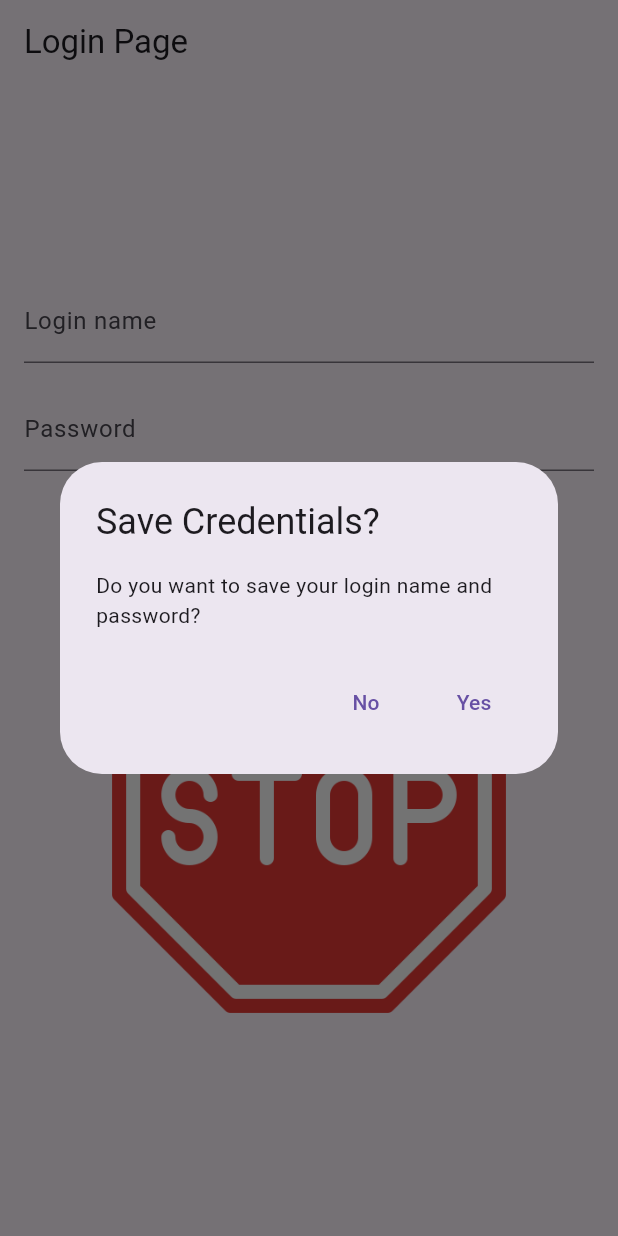
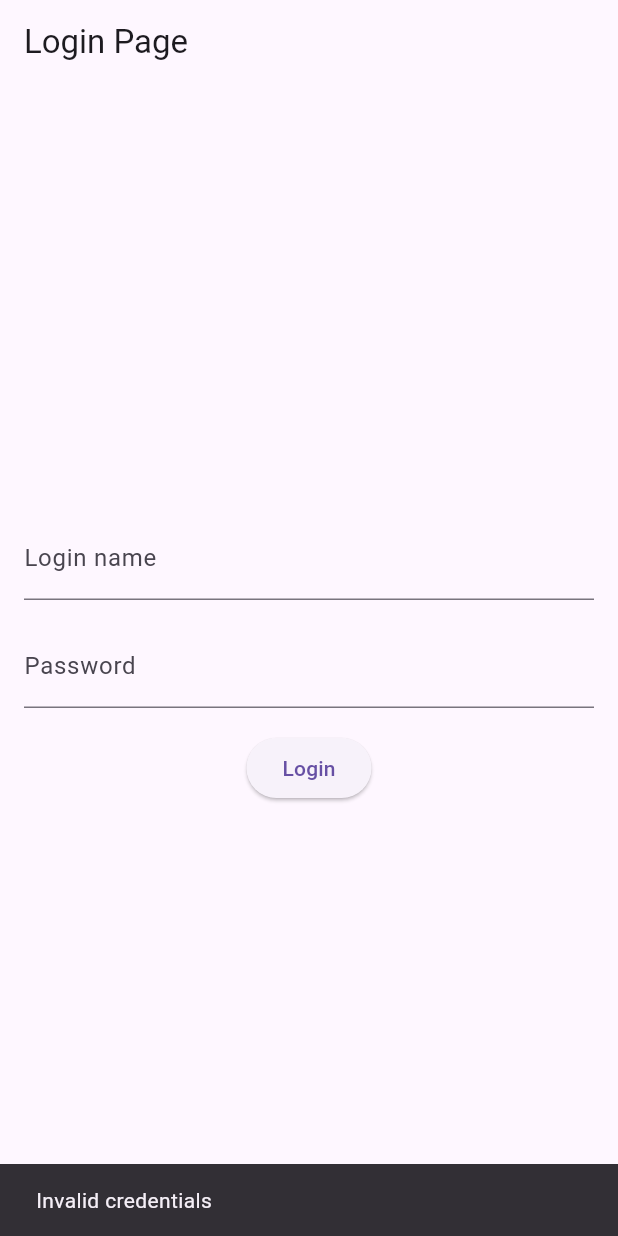
Before and after one commit to tetherstether/CST2335_classWork, a Flutter app: the screen it shows after launch, after a tap on "Login", on a phone screen of 412 x 824 dp. Run offline on Flutter 3.47's test engine with Material 3 defaults, Android fonts, the phone set to English and light mode, and no system bars; missing offline and left inert: encrypted_shared_preferences.

Commit message:
finished week5 Lab - Moving between pages

```diff
--- a/lib/main.dart
+++ b/lib/main.dart
@@ -1,10 +1,11 @@
 import 'package:flutter/material.dart';
 import 'package:encrypted_shared_preferences/encrypted_shared_preferences.dart';
+import 'package:url_launcher/url_launcher.dart';
 
 void main() async {
-  WidgetsFlutterBinding.ensureInitialized(); // Ensure Flutter is initialized
+  WidgetsFlutterBinding.ensureInitialized();
   final EncryptedSharedPreferences encryptedPrefs = EncryptedSharedPreferences();
-  runApp(MyApp(encryptedPrefs: encryptedPrefs)); // Pass EncryptedSharedPreferences to MyApp
+  runApp(MyApp(encryptedPrefs: encryptedPrefs));
 }
 
 class MyApp extends StatelessWidget {
@@ -14,11 +15,9 @@ class MyApp extends StatelessWidget {
   @override
   Widget build(BuildContext context) {
     return MaterialApp(
-      title: 'Lab 2 Flutter App',
-      home: LoginPage(encryptedPrefs: encryptedPrefs), // Pass EncryptedSharedPreferences to LoginPage
-      theme: ThemeData(
-        primarySwatch: Colors.blue,
-      ),
+      title: 'Lab 5 Flutter App',
+      home: LoginPage(encryptedPrefs: encryptedPrefs),
+      theme: ThemeData(primarySwatch: Colors.blue),
     );
   }
 }
@@ -32,12 +31,8 @@ class LoginPage extends StatefulWidget {
 }
 
 class LoginPageState extends State<LoginPage> {
-  // Controllers to handle text input
   final TextEditingController _loginController = TextEditingController();
   final TextEditingController _passwordController = TextEditingController();
-
-  // Variable to store the image path
-  String imageSource = "images/question-mark.png"; // Default image
 
   @override
   void initState() {
@@ -45,133 +40,129 @@ class LoginPageState extends State<LoginPage> {
     _loadSavedCredentials();
   }
 
-  // Function to load saved credentials
   void _loadSavedCredentials() async {
     final savedLogin = await widget.encryptedPrefs.getString('login');
     final savedPassword = await widget.encryptedPrefs.getString('password');
-
-    // Check if the saved values are not null
     if (savedLogin != null && savedPassword != null) {
       _loginController.text = savedLogin;
       _passwordController.text = savedPassword;
-
-      // Show SnackBar with Undo option only if credentials are loaded
-      if (mounted) {
-        ScaffoldMessenger.of(context).showSnackBar(
-          SnackBar(
-            content: Text('Previous login credentials loaded.'),
-            action: SnackBarAction(
-              label: 'Undo',
-              onPressed: () {
-                setState(() {
-                  _loginController.text = '';
-                  _passwordController.text = '';
-                });
-              },
-            ),
-          ),
-        );
-      }
     }
   }
 
-  // Function to handle login logic
   void _login() {
-    String password = _passwordController.text;
-
-    setState(() {
-      if (password == "QWERTY123") {
-        imageSource = "images/idea.png";
-      } else {
-        imageSource = "images/stop.png";
-      }
-    });
-
-    // Show AlertDialog to ask if the user wants to save credentials
-    showDialog(
-      context: context,
-      builder: (BuildContext context) {
-        return AlertDialog(
-          title: Text('Save Credentials?'),
-          content: Text('Do you want to save your login name and password?'),
-          actions: [
-            TextButton(
-              onPressed: () {
-                Navigator.of(context).pop();
-                _saveCredentials(false); // Do not save credentials
-              },
-              child: Text('No'),
-            ),
-            TextButton(
-              onPressed: () {
-                Navigator.of(context).pop();
-                _saveCredentials(true); // Save credentials
-              },
-              child: Text('Yes'),
-            ),
-          ],
-        );
-      },
-    );
-  }
-
-  void _saveCredentials(bool save) async {
-    if (save) {
-      await widget.encryptedPrefs.setString('login', _loginController.text);
-      await widget.encryptedPrefs.setString('password', _passwordController.text);
+    if (_passwordController.text == "QWERTY123") {
+      Navigator.push(
+        context,
+        MaterialPageRoute(
+          builder: (context) => ProfilePage(
+            loginName: _loginController.text,
+            encryptedPrefs: widget.encryptedPrefs,
+          ),
+        ),
+      );
     } else {
-      // Set the saved credentials to empty strings to clear them
-      await widget.encryptedPrefs.clear();
+      ScaffoldMessenger.of(context).showSnackBar(
+        SnackBar(content: Text("Invalid credentials")),
+      );
     }
   }
-
 
   @override
   Widget build(BuildContext context) {
     return Scaffold(
-      appBar: AppBar(
-        title: Text("Login Page"),
-      ),
+      appBar: AppBar(title: Text("Login Page")),
       body: Padding(
         padding: const EdgeInsets.all(16.0),
         child: Column(
           mainAxisAlignment: MainAxisAlignment.center,
           children: [
-            // Login name text field
-            TextField(
-              controller: _loginController,
-              decoration: InputDecoration(
-                labelText: "Login name",
-              ),
-            ),
+            TextField(controller: _loginController, decoration: InputDecoration(labelText: "Login name")),
             SizedBox(height: 16),
-
-            // Password text field with obscure text
-            TextField(
-              controller: _passwordController,
-              obscureText: true,
-              decoration: InputDecoration(
-                labelText: "Password",
-              ),
-            ),
+            TextField(controller: _passwordController, obscureText: true, decoration: InputDecoration(labelText: "Password")),
             SizedBox(height: 16),
-
-            // Elevated button to trigger login
-            ElevatedButton(
-              onPressed: _login,
-              child: Text("Login"),
-            ),
-            SizedBox(height: 16),
-
-            // Display the image based on password validity
-            Image.asset(
-              imageSource,
-              width: 300,
-              height: 300,
-            ),
+            ElevatedButton(onPressed: _login, child: Text("Login")),
           ],
         ),
       ),
     );
   }
 }
+
+class ProfilePage extends StatefulWidget {
+  final String loginName;
+  final EncryptedSharedPreferences encryptedPrefs;
+  const ProfilePage({super.key, required this.loginName, required this.encryptedPrefs});
+
+  @override
+  ProfilePageState createState() => ProfilePageState();
+}
+
+class ProfilePageState extends State<ProfilePage> {
+  final TextEditingController _firstNameController = TextEditingController();
+  final TextEditingController _lastNameController = TextEditingController();
+  final TextEditingController _phoneController = TextEditingController();
+  final TextEditingController _emailController = TextEditingController();
+
+  @override
+  void initState() {
+    super.initState();
+    _loadData();
+    WidgetsBinding.instance.addPostFrameCallback((_) {
+      ScaffoldMessenger.of(context).showSnackBar(
+        SnackBar(content: Text("Welcome Back, ${widget.loginName}")),
+      );
+    });
+  }
+
+  void _loadData() async {
+    _firstNameController.text = await widget.encryptedPrefs.getString('firstName') ?? '';
+    _lastNameController.text = await widget.encryptedPrefs.getString('lastName') ?? '';
+    _phoneController.text = await widget.encryptedPrefs.getString('phone') ?? '';
+    _emailController.text = await widget.encryptedPrefs.getString('email') ?? '';
+  }
+
+  void _saveData() async {
+    await widget.encryptedPrefs.setString('firstName', _firstNameController.text);
+    await widget.encryptedPrefs.setString('lastName', _lastNameController.text);
+    await widget.encryptedPrefs.setString('phone', _phoneController.text);
+    await widget.encryptedPrefs.setString('email', _emailController.text);
+  }
+
+  void _launchURL(String url) async {
+    if (await canLaunch(url)) {
+      await launch(url);
+    } else {
+      showDialog(
+        context: context,
+        builder: (context) => AlertDialog(title: Text("Error"), content: Text("Cannot open $url"), actions: [TextButton(onPressed: () => Navigator.pop(context), child: Text("OK"))]),
+      );
+    }
+  }
+
+  @override
+  Widget build(BuildContext context) {
+    return Scaffold(
+      appBar: AppBar(title: Text("Profile Page")),
+      body: Padding(
+        padding: const EdgeInsets.all(16.0),
+        child: Column(
+          children: [
+            Text("Welcome Back, ${widget.loginName}", style: TextStyle(fontSize: 18, fontWeight: FontWeight.bold)),
+            TextField(controller: _firstNameController, decoration: InputDecoration(labelText: "First Name")),
+            TextField(controller: _lastNameController, decoration: InputDecoration(labelText: "Last Name")),
+            Row(children: [
+              Flexible(child: TextField(controller: _phoneController, decoration: InputDecoration(labelText: "Phone Number"))),
+              IconButton(icon: Icon(Icons.phone), onPressed: () => _launchURL("tel:${_phoneController.text}")),
+              IconButton(icon: Icon(Icons.message), onPressed: () => _launchURL("sms:${_phoneController.text}")),
+            ]),
+            Row(children: [
+              Flexible(child: TextField(controller: _emailController, decoration: InputDecoration(labelText: "Email Address"))),
+              IconButton(icon: Icon(Icons.mail), onPressed: () => _launchURL("mailto:${_emailController.text}")),
+            ]),
+            ElevatedButton(onPressed: _saveData, child: Text("Save")),
+          ],
+        ),
+      ),
+    );
+  }
+}
--- a/pubspec.yaml
+++ b/pubspec.yaml
@@ -30,7 +30,8 @@ environment:
 dependencies:
   flutter:
     sdk: flutter
-  encrypted_shared_preferences: ^2.0.0
+  encrypted_shared_preferences: ^2.1.1
+  url_launcher: ^6.0.20
 
 
   # The following adds the Cupertino Icons font to your application.
```
Also changed, not shown: pubspec.lock, 5 other files.
